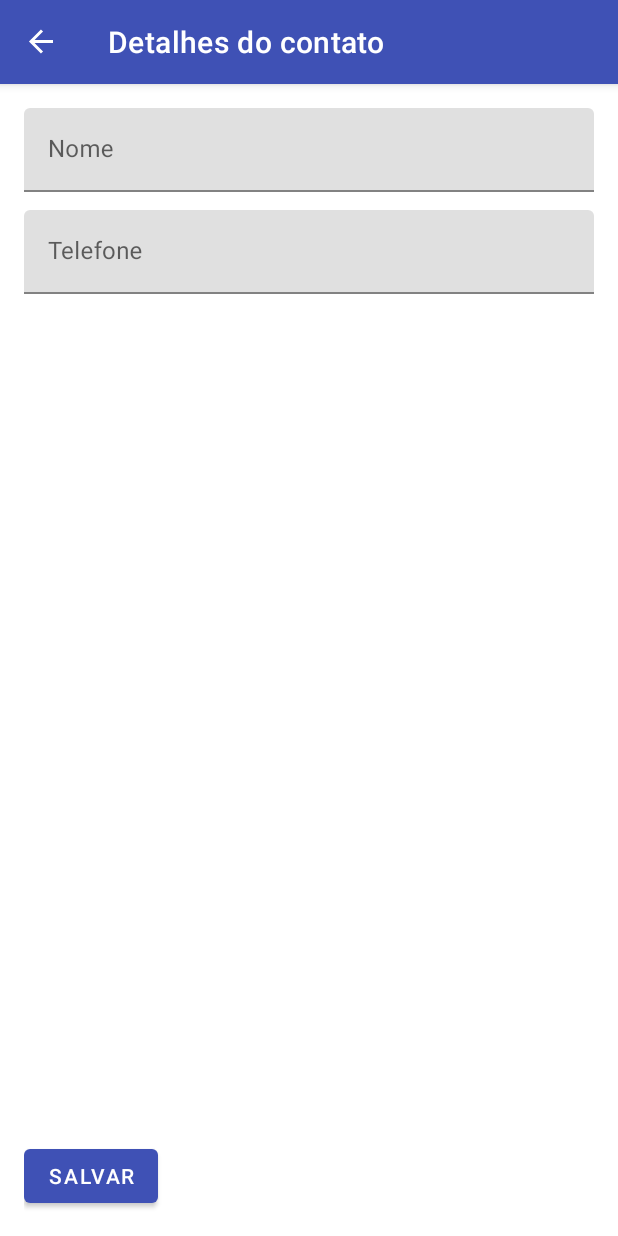
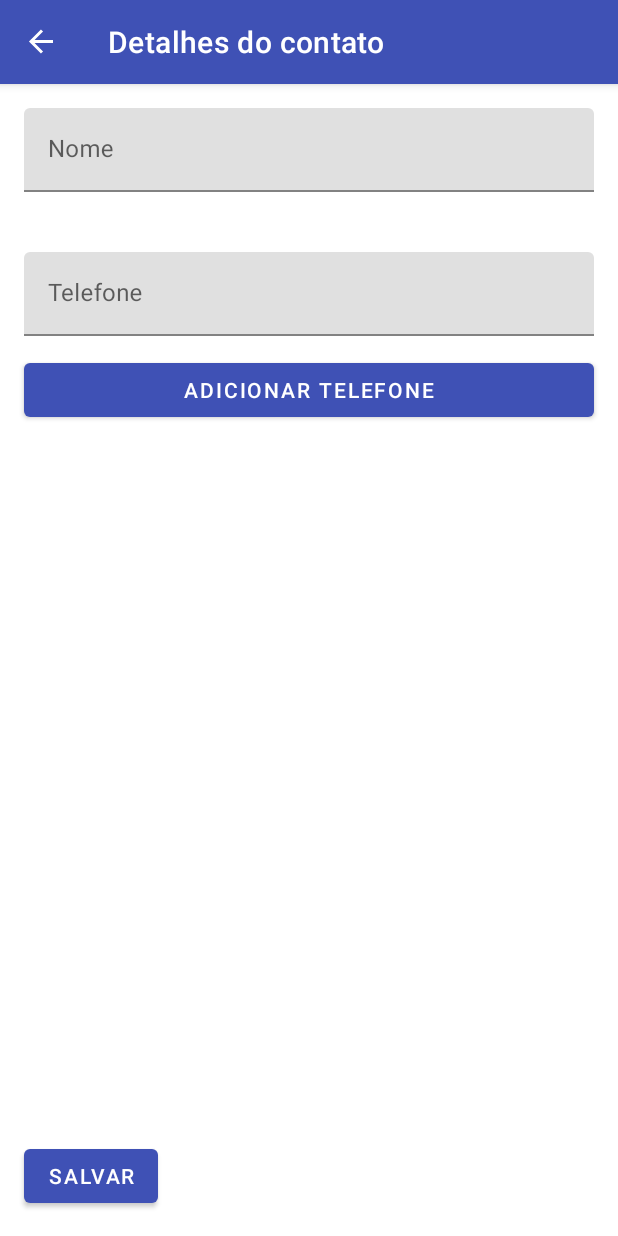
Before and after one commit to JosueBras/agenda, an Android app: the screen it shows after launch (ContactListActivity), after a tap on an icon or button, on a phone screen of 412 x 824 dp. Run offline under Robolectric (Android 15) with nearby library versions, the phone set to English and light mode, and no system bars; our stand-ins replace Room's generated code, navigation-ui.

Commit message:
Add more phone fields

```diff
--- a/app/src/main/java/br/univali/contacts/ContactDetailsFragment.java
+++ /dev/null
@@ -1,75 +0,0 @@
-package br.univali.contacts;
-
-import android.content.Context;
-import android.os.Bundle;
-import android.view.LayoutInflater;
-import android.view.View;
-import android.view.ViewGroup;
-import android.widget.Toast;
-
-import androidx.annotation.NonNull;
-import androidx.annotation.Nullable;
-import androidx.fragment.app.Fragment;
-import androidx.lifecycle.ViewModelProvider;
-import androidx.navigation.Navigation;
-
-import br.univali.contacts.databinding.FragmentContactDetailsBinding;
-
-public class ContactDetailsFragment extends Fragment {
-    private FragmentContactDetailsBinding binding;
-    private ContactDetailViewModel viewModel;
-    private Contact contact;
-
-    @Override
-    public void onCreate(@Nullable @org.jetbrains.annotations.Nullable Bundle savedInstanceState) {
-        super.onCreate(savedInstanceState);
-        viewModel = new ViewModelProvider(this).get(ContactDetailViewModel.class);
-    }
-
-    @Nullable
-    @Override
-    public View onCreateView(@NonNull LayoutInflater inflater, @Nullable ViewGroup container, @Nullable Bundle savedInstanceState) {
-        binding = FragmentContactDetailsBinding.inflate(inflater, container, false);
-        contact = (Contact) requireArguments().getSerializable("contact");
-        if (contact != null) {
-            assert (binding.name.getEditText() != null);
-            assert (binding.phone.getEditText() != null);
-            binding.name.getEditText().setText(contact.getName());
-            binding.phone.getEditText().setText(contact.getPhone());
-        } else {
-            binding.buttonDelete.setVisibility(View.GONE);
-        }
-        binding.buttonSave.setOnClickListener(v -> {
-            if (!validate()) return;
-            if (contact == null) {
-                contact = new Contact();
-                contact.setName(binding.name.getEditText().getText().toString());
-                contact.setPhone(binding.phone.getEditText().getText().toString());
-                viewModel.add(requireContext(), contact);
-            } else {
-                contact.setName(binding.name.getEditText().getText().toString());
-                contact.setPhone(binding.phone.getEditText().getText().toString());
-                viewModel.update(requireContext(), contact);
-            }
-            Navigation.findNavController(v).navigate(R.id.action_from_contact_details_to_contact_list);
-        });
-        binding.buttonDelete.setOnClickListener(v -> {
-            viewModel.delete(requireContext(), contact);
-            Navigation.findNavController(v).navigate(R.id.action_from_contact_details_to_contact_list);
-        });
-        return binding.getRoot();
-    }
-
-    private boolean validate() {
-        String error = null;
-        if (binding.name.getEditText().getText().toString().isEmpty()) {
-            error = "Nome está vazio!";
-        } else if (binding.phone.getEditText().getText().toString().isEmpty()) {
-            error = "Telefone está vazio!";
-        }
-        if (error != null) {
-            Toast.makeText(requireActivity(), error, Toast.LENGTH_SHORT).show();
-        }
-        return error == null;
-    }
-}
--- /dev/null
+++ b/app/src/main/java/br/univali/contacts/ContactDetailsFragment.kt
@@ -0,0 +1,67 @@
+package br.univali.contacts
+
+import android.os.Bundle
+import android.view.LayoutInflater
+import android.view.View
+import android.view.ViewGroup
+import android.widget.Toast
+import androidx.fragment.app.Fragment
+import androidx.lifecycle.ViewModelProvider
+import androidx.navigation.Navigation.findNavController
+import br.univali.contacts.databinding.FragmentContactDetailsBinding
+
+class ContactDetailsFragment : Fragment() {
+    private lateinit var binding: FragmentContactDetailsBinding
+    private lateinit var viewModel: ContactDetailViewModel
+    private var contact: Contact? = null
+    override fun onCreate(savedInstanceState: Bundle?) {
+        super.onCreate(savedInstanceState)
+        viewModel = ViewModelProvider(this)[ContactDetailViewModel::class.java]
+    }
+
+    override fun onCreateView(inflater: LayoutInflater, container: ViewGroup?, savedInstanceState: Bundle?): View {
+        binding = FragmentContactDetailsBinding.inflate(inflater, container, false)
+        contact = requireArguments().getSerializable("contact") as Contact?
+        if (contact != null) {
+            binding.name.editText!!.setText(contact!!.name)
+            binding.mainPhone.editText.setText(contact!!.phone)
+        } else {
+            binding.buttonDelete.visibility = View.GONE
+        }
+        binding.buttonSave.setOnClickListener { v ->
+            if (!validate()) return@setOnClickListener
+            if (contact == null) {
+                contact = Contact()
+                contact!!.name = binding.name.editText!!.text.toString()
+                contact!!.phone = binding.mainPhone.editText.text.toString()
+                viewModel.add(context!!, contact!!)
+            } else {
+                contact!!.name = binding.name.editText!!.text.toString()
+                contact!!.phone = binding.mainPhone.editText.text.toString()
+                viewModel.update(context!!, contact!!)
+            }
+            findNavController(v).navigate(R.id.action_from_contact_details_to_contact_list)
+        }
+        binding.buttonDelete.setOnClickListener { v ->
+            viewModel.delete(context!!, contact!!)
+            findNavController(v).navigate(R.id.action_from_contact_details_to_contact_list)
+        }
+        binding.buttonAddPhone.setOnClickListener {
+            binding.phones.addView(PhoneEditText(context!!))
+        }
+        return binding.root
+    }
+
+    private fun validate(): Boolean {
+        var error: String? = null
+        if (binding.name.editText!!.text.toString().isEmpty()) {
+            error = "Nome está vazio!"
+        } else if (binding.mainPhone.editText.text.toString().isEmpty()) {
+            error = "Telefone está vazio!"
+        }
+        if (error != null) {
+            Toast.makeText(requireActivity(), error, Toast.LENGTH_SHORT).show()
+        }
+        return error == null
+    }
+}
--- /dev/null
+++ b/app/src/main/java/br/univali/contacts/PhoneEditText.kt
@@ -0,0 +1,14 @@
+package br.univali.contacts
+
+import android.content.Context
+import android.util.AttributeSet
+import android.widget.EditText
+import android.widget.FrameLayout
+
+class PhoneEditText(context: Context, attrs: AttributeSet? = null) : FrameLayout(context, attrs) {
+    val editText get() = findViewById<EditText>(R.id.edit_text)!!
+
+    init {
+        inflate(context, R.layout.edit_text_phone, this)
+    }
+}
--- /dev/null
+++ b/app/src/main/res/layout/edit_text_phone.xml
@@ -0,0 +1,19 @@
+<?xml version="1.0" encoding="utf-8"?>
+<FrameLayout xmlns:android="http://schemas.android.com/apk/res/android"
+             android:layout_width="match_parent"
+             android:layout_height="wrap_content">
+    <com.google.android.material.textfield.TextInputLayout
+            android:layout_width="match_parent"
+            android:layout_height="wrap_content"
+            android:layout_marginHorizontal="16dp"
+            android:layout_marginVertical="12dp">
+
+        <com.google.android.material.textfield.TextInputEditText
+                android:id="@+id/edit_text"
+                android:layout_width="match_parent"
+                android:layout_height="wrap_content"
+                android:hint="@string/phone"
+                android:inputType="phone"
+                android:maxLength="14"/>
+    </com.google.android.material.textfield.TextInputLayout>
+</FrameLayout>
--- a/app/src/main/res/layout/fragment_contact_details.xml
+++ b/app/src/main/res/layout/fragment_contact_details.xml
@@ -1,10 +1,10 @@
 <?xml version="1.0" encoding="utf-8"?>
-<androidx.constraintlayout.widget.ConstraintLayout xmlns:android="http://schemas.android.com/apk/res/android"
+<androidx.constraintlayout.widget.ConstraintLayout
+        xmlns:android="http://schemas.android.com/apk/res/android"
         xmlns:app="http://schemas.android.com/apk/res-auto"
         xmlns:tools="http://schemas.android.com/tools"
         android:layout_width="match_parent"
         android:layout_height="match_parent"
-    android:padding="16dp"
         tools:context=".ContactDetailsFragment">
 
     <com.google.android.material.textfield.TextInputLayout
@@ -19,39 +19,55 @@
                 android:layout_width="match_parent"
                 android:layout_height="wrap_content"
                 android:hint="@string/name"
-            android:inputType="textCapWords" />
+                android:layout_marginTop="16dp"
+                android:layout_marginHorizontal="16dp"
+                android:inputType="textCapWords"/>
     </com.google.android.material.textfield.TextInputLayout>
 
-    <com.google.android.material.textfield.TextInputLayout
-        android:id="@+id/phone"
+    <ScrollView
+            android:layout_width="match_parent"
+            android:layout_height="0dp"
+            android:paddingBottom="16dp"
+            android:layout_marginTop="16dp"
+            app:layout_constraintTop_toBottomOf="@+id/name"
+            app:layout_constraintBottom_toTopOf="@id/button_save">
+        <LinearLayout
+                android:id="@+id/phones"
                 android:layout_width="match_parent"
                 android:layout_height="wrap_content"
-        android:layout_marginTop="12dp"
-        app:layout_constraintEnd_toEndOf="parent"
-        app:layout_constraintStart_toStartOf="parent"
-        app:layout_constraintTop_toBottomOf="@+id/name">
-
-        <com.google.android.material.textfield.TextInputEditText
+                android:orientation="vertical"
+                android:layout_marginTop="12dp">
+            <br.univali.contacts.PhoneEditText
+                    android:id="@+id/main_phone"
+                    android:layout_width="match_parent"
+                    android:layout_height="wrap_content"/>
+            <Button
+                    android:text="@string/add_phone"
                     android:layout_width="match_parent"
                     android:layout_height="wrap_content"
-            android:hint="@string/phone"
-            android:inputType="phone"
-            android:maxLength="14" />
-    </com.google.android.material.textfield.TextInputLayout>
+                    android:id="@+id/button_add_phone"
+                    android:layout_marginHorizontal="16dp"
+            />
+        </LinearLayout>
+    </ScrollView>
 
     <Button
+            android:layout_marginStart="16dp"
+            android:layout_marginBottom="16dp"
             android:id="@+id/button_save"
             android:layout_width="wrap_content"
             android:layout_height="wrap_content"
-        android:text="@string/save"
+            android:text="@string/save_phone"
             app:layout_constraintBottom_toBottomOf="parent"
-        app:layout_constraintStart_toStartOf="parent" />
+            app:layout_constraintStart_toStartOf="parent"/>
 
     <Button
+            android:layout_marginEnd="16dp"
+            android:layout_marginBottom="16dp"
             android:id="@+id/button_delete"
             android:layout_width="wrap_content"
             android:layout_height="wrap_content"
-        android:text="Deletar"
+            android:text="@string/delete_phone"
             app:layout_constraintBottom_toBottomOf="parent"
-        app:layout_constraintEnd_toEndOf="parent" />
+            app:layout_constraintEnd_toEndOf="parent"/>
 </androidx.constraintlayout.widget.ConstraintLayout>
--- a/app/src/main/res/values/strings.xml
+++ b/app/src/main/res/values/strings.xml
@@ -3,6 +3,8 @@
     <string name="contact_list">Contatos</string>
     <string name="contact_details">Detalhes do contato</string>
     <string name="phone">Telefone</string>
-    <string name="save">SALVAR</string>
+    <string name="save_phone">SALVAR</string>
     <string name="name">Nome</string>
+    <string name="add_phone">adicionar telefone</string>
+    <string name="delete_phone">Deletar</string>
 </resources>
```
Lines whose indentation alone changed are shown as unchanged.
